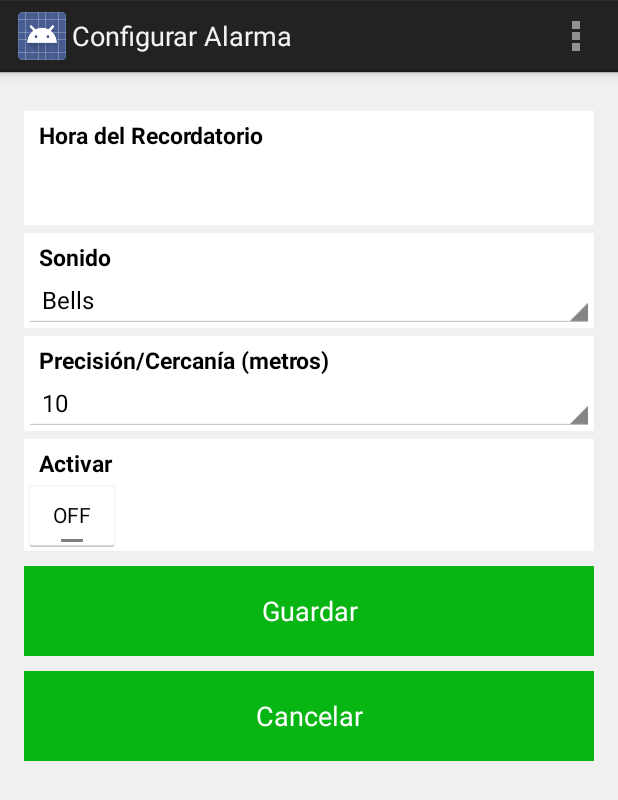
After one commit to richerrer/ProyectoInteraccion, an Android app: the ConfigurarAlarma screen opened directly, with no data from a screen before it, on a phone screen of 412 x 824 dp. The commit adds this screen. Shown: the top 800 px of the screen. Run offline under Robolectric (Android 15) with nearby library versions, the phone set to English and light mode, and no system bars.

Commit message:
Configurar Alarma: pantalla. Falta mapeo a base de datos.

```diff
--- a/MiCash/app/src/main/AndroidManifest.xml
+++ b/MiCash/app/src/main/AndroidManifest.xml
@@ -48,6 +48,10 @@
             android:name=".RegistrarLugar"
             android:label="@string/title_activity_registrar_lugar" >
         </activity>
+        <activity
+            android:name=".ConfigurarAlarma"
+            android:label="@string/title_activity_configurar_alarma" >
+        </activity>
     </application>
 
 </manifest>
--- /dev/null
+++ b/MiCash/app/src/main/java/com/miCash/espol/activity/ConfigurarAlarma.java
@@ -0,0 +1,278 @@
+package com.miCash.espol.activity;
+
+import android.app.Activity;
+import android.app.AlertDialog;
+import android.app.Dialog;
+import android.app.TimePickerDialog;
+import android.content.Context;
+import android.content.DialogInterface;
+import android.content.Intent;
+import android.media.MediaPlayer;
+import android.os.Bundle;
+import android.view.Menu;
+import android.view.MenuItem;
+import android.view.View;
+import android.widget.AdapterView;
+import android.widget.ArrayAdapter;
+import android.widget.Button;
+import android.widget.LinearLayout;
+import android.widget.Spinner;
+import android.widget.TextClock;
+import android.widget.TextView;
+import android.widget.TimePicker;
+import android.widget.ToggleButton;
+import java.io.IOException;
+
+import com.miCash.espol.activity.R;
+
+public class ConfigurarAlarma extends Activity{
+
+    Button guardar,cancelar;
+    TextView timeShown;
+    Spinner sonidos, precisiones;
+    ToggleButton activacion;
+    LinearLayout layout0,layout2,layout3,layout4;
+
+    String sonidoSeleccionado, precisionSeleccionada;
+    int hora, min;
+    static final int TIME_DIALOG_ID = 999;
+
+    public MediaPlayer mpBells, mpXperia, mpTick;
+
+    @Override
+    protected void onCreate(Bundle savedInstanceState) {
+        super.onCreate(savedInstanceState);
+        setContentView(R.layout.activity_configurar_alarma);
+
+        mpBells = MediaPlayer.create(ConfigurarAlarma.this, R.raw.bells);
+        mpXperia = MediaPlayer.create(ConfigurarAlarma.this, R.raw.xperia_z_theme);
+        mpTick = MediaPlayer.create(ConfigurarAlarma.this, R.raw.tick_tock);
+
+        inicializarComponentes();
+        //stopSounds();
+
+    }
+
+    @Override
+    public void onUserInteraction(){
+        super.onUserInteraction();
+        sonidos.setOnItemSelectedListener(new AdapterView.OnItemSelectedListener() {
+            @Override
+            public void onItemSelected(AdapterView<?> arg0, View arg1, int arg2, long arg3) {
+                sonidoSeleccionado = arg0.getItemAtPosition(arg2).toString();
+
+                if (sonidoSeleccionado.equals("Bells")){mpBells.start();}
+                if (sonidoSeleccionado.equals("Different")){mpXperia.start();}
+                if (sonidoSeleccionado.equals("Tick Tock")){mpTick.start();}
+
+            }
+
+            @Override
+            public void onNothingSelected(AdapterView<?> arg0) {
+            }
+        });
+
+    }
+
+    public void stopSounds(){
+        if (mpBells.isPlaying() || mpXperia.isPlaying() || mpTick.isPlaying()) {
+            mpBells.stop();
+            try {
+                mpBells.prepare();
+            } catch (IOException e) {
+                e.printStackTrace();
+            }
+            mpXperia.stop();
+            try {
+                mpXperia.prepare();
+            } catch (IOException e) {
+                e.printStackTrace();
+            }
+            mpTick.stop();
+            try {
+                mpTick.prepare();
+            } catch (IOException e) {
+                e.printStackTrace();
+            }
+        }
+    }
+
+    @Override
+    public boolean onCreateOptionsMenu(Menu menu) {
+        // Inflate the menu; this adds items to the action bar if it is present.
+        getMenuInflater().inflate(R.menu.configurar_alarma, menu);
+        return true;
+    }
+
+    @Override
+    public boolean onOptionsItemSelected(MenuItem item) {
+        // Handle action bar item clicks here. The action bar will
+        // automatically handle clicks on the Home/Up button, so long
+        // as you specify a parent activity in AndroidManifest.xml.
+        int id = item.getItemId();
+        if (id == R.id.action_settings) {
+            return true;
+        }
+        return super.onOptionsItemSelected(item);
+    }
+
+
+
+    private void inicializarComponentes(){
+        guardar = (Button) findViewById (R.id.btn_guardarAlarma);
+        cancelar = (Button) findViewById (R.id.btn_cancelarAlarma);
+        timeShown = (TextView) findViewById(R.id.timeShown);
+        sonidos = (Spinner) findViewById(R.id.sonidos);
+        precisiones = (Spinner) findViewById(R.id.precisiones);
+        activacion = (ToggleButton) findViewById(R.id.btn_activacion);
+        layout0 = (LinearLayout) findViewById(R.id.layout0);
+        layout2 = (LinearLayout) findViewById(R.id.layout2);
+        layout3 = (LinearLayout) findViewById(R.id.layout3);
+        layout4 = (LinearLayout) findViewById(R.id.layout4);
+
+        ArrayAdapter<CharSequence> adapter = ArrayAdapter.createFromResource(this, R.array.sonidos, android.R.layout.simple_spinner_item);
+        adapter.setDropDownViewResource(android.R.layout.simple_spinner_dropdown_item);
+        sonidos.setAdapter(adapter);
+
+
+
+
+        ArrayAdapter<CharSequence> adapter1 = ArrayAdapter.createFromResource(this, R.array.precisiones, android.R.layout.simple_spinner_item);
+        adapter1.setDropDownViewResource(android.R.layout.simple_spinner_dropdown_item);
+        precisiones.setAdapter(adapter1);
+        precisiones.setOnItemSelectedListener(new AdapterView.OnItemSelectedListener() {
+            @Override
+            public void onItemSelected(AdapterView<?> arg0, View arg1, int arg2, long arg3) {
+                precisionSeleccionada = arg0.getItemAtPosition(arg2).toString();
+            }
+
+            @Override
+            public void onNothingSelected(AdapterView<?> arg0) {
+            }
+        });
+
+        guardar.setOnClickListener(new EventoAlarma(this, 0));
+        cancelar.setOnClickListener(new EventoAlarma(this, 1));
+        timeShown.setOnClickListener(new EventoAlarma(this, 2));
+        layout0.setOnClickListener(new EventoAlarma(this, 3));
+        layout2.setOnClickListener(new EventoAlarma(this, 4));
+        layout3.setOnClickListener(new EventoAlarma(this, 5));
+        layout4.setOnClickListener(new EventoAlarma(this, 6));
+    }
+
+    public boolean isAM(int h){
+        boolean flag;
+        if (h <  12){flag = true;}
+        else{flag = false;}
+        return flag;
+    }
+
+    public String printedTime(int h, int m){
+        String print, hora, min;
+        int h1;
+        if (m < 10){min = "0"+m;}
+        else{min = ""+m;}
+
+        if (h > 11){h1 = (h-12);}
+        else {h1 = h;}
+        if (h1 == 0 && !isAM(h)){h1 = 12;}
+
+        if (h1 < 10){hora = "0"+h1;}
+        else{hora = ""+h1;}
+
+        if(isAM(h)){
+            print = hora+" : "+min+" AM";
+        }
+        else {
+            print = hora+" : "+min+" PM";
+        }
+        return print;
+    }
+
+    @Override
+    protected Dialog onCreateDialog(int id) {
+        switch (id) {
+            case TIME_DIALOG_ID:
+                // set time picker as current time
+                return new TimePickerDialog(ConfigurarAlarma.this, timePickerListener, hora, min,false);
+        }
+        return null;
+    }
+
+    private TimePickerDialog.OnTimeSetListener timePickerListener =
+            new TimePickerDialog.OnTimeSetListener() {
+                public void onTimeSet(TimePicker view, int selectedHour, int selectedMinute) {
+                    hora = selectedHour;
+                    min = selectedMinute;
+
+                    // set current time into textview
+                    timeShown.setText(printedTime(hora, min));
+                }
+            };
+
+    private class EventoAlarma implements View.OnClickListener {
+
+        private Context contexto;
+        private int opcion;
+
+        public EventoAlarma(Context contexto, int opcion) {
+            super();
+            this.contexto = contexto;
+            this.opcion = opcion;
+        }
+
+        @Override
+        public void onClick(View v) {
+            // TODO Auto-generated method stub
+            switch (this.opcion){
+                case 0:{
+                    //new GetConnection(contexto).execute(username.getText().toString(),password.getText().toString());
+                    stopSounds();
+                    break;
+                }
+                case 1:{
+                    //Intent registrarse = new Intent(this.contexto, Registrarse.class);
+                    //this.contexto.startActivity(registrarse);
+                    stopSounds();
+                    break;
+                }
+                case 2:{
+                    stopSounds();
+                    showDialog(TIME_DIALOG_ID);
+                    break;
+                }
+                case 3:{
+                    stopSounds();
+                    break;
+                }
+                case 4:{
+                    sonidos.setOnItemSelectedListener(new AdapterView.OnItemSelectedListener() {
+                        @Override
+                        public void onItemSelected(AdapterView<?> arg0, View arg1, int arg2, long arg3) {
+                            sonidoSeleccionado = arg0.getItemAtPosition(arg2).toString();
+
+                            if (sonidoSeleccionado.equals("Bells")){mpBells.start();}
+                            if (sonidoSeleccionado.equals("Different")){mpXperia.start();}
+                            if (sonidoSeleccionado.equals("Tick Tock")){mpTick.start();}
+
+                        }
+
+                        @Override
+                        public void onNothingSelected(AdapterView<?> arg0) {
+                        }
+                    });
+                    break;
+                }
+                case 5:{
+                    stopSounds();
+                    break;
+                }
+                case 6:{
+                    stopSounds();
+                    break;
+                }
+            }
+        }
+
+    }
+}
--- /dev/null
+++ b/MiCash/app/src/main/res/layout/activity_configurar_alarma.xml
@@ -0,0 +1,166 @@
+<android.support.v4.widget.DrawerLayout
+    xmlns:android="http://schemas.android.com/apk/res/android"
+    android:id="@+id/drawer_layout_alarma"
+    android:layout_width="match_parent"
+    android:layout_height="match_parent">
+
+    <LinearLayout xmlns:android="http://schemas.android.com/apk/res/android"
+        xmlns:tools="http://schemas.android.com/tools"
+        android:layout_width="match_parent"
+        android:layout_height="match_parent"
+        android:orientation="vertical"
+        android:paddingLeft="@dimen/activity_horizontal_margin"
+        android:paddingRight="@dimen/activity_horizontal_margin"
+        android:paddingTop="@dimen/activity_vertical_margin"
+        android:paddingBottom="@dimen/activity_vertical_margin"
+        tools:context="com.miCash.espol.activity.ConfigurarAlarma"
+        android:background="#fff0f0f0"
+        android:id="@+id/layout0">
+
+        <LinearLayout
+            android:orientation="vertical"
+            android:layout_width="fill_parent"
+            android:layout_height="wrap_content"
+            android:layout_marginTop="10dp"
+            android:background="#ffffffff"
+            android:id="@+id/layout1">
+
+            <TextView
+                android:layout_width="match_parent"
+                android:layout_height="wrap_content"
+                android:textAppearance="?android:attr/textAppearanceMedium"
+                android:text="Hora del Recordatorio"
+                android:id="@+id/textView"
+                android:textAlignment="center"
+                android:textStyle="bold"
+                android:textSize="15dp"
+                android:paddingLeft="10dp"
+                android:paddingTop="5dp" />
+
+            <TextView
+                android:layout_width="match_parent"
+                android:layout_height="wrap_content"
+                android:textAppearance="?android:attr/textAppearanceLarge"
+                android:id="@+id/timeShown"
+                android:layout_margin="10dp" />
+
+        </LinearLayout>
+
+        <LinearLayout
+            android:orientation="vertical"
+            android:layout_width="fill_parent"
+            android:layout_height="wrap_content"
+            android:background="#ffffffff"
+            android:layout_marginTop="5dp"
+            android:id="@+id/layout2">
+
+            <TextView
+                android:layout_width="match_parent"
+                android:layout_height="wrap_content"
+                android:textAppearance="?android:attr/textAppearanceMedium"
+                android:text="Sonido"
+                android:id="@+id/textView3"
+                android:textAlignment="center"
+                android:textStyle="bold"
+                android:textSize="15dp"
+                android:paddingLeft="10dp"
+                android:paddingTop="5dp" />
+
+            <Spinner
+                android:layout_width="match_parent"
+                android:layout_height="wrap_content"
+                android:id="@+id/sonidos"
+                android:layout_alignParentStart="true"
+                android:layout_below="@+id/textView3"
+                android:layout_alignRight="@+id/radioButton2"
+                android:spinnerMode="dialog" />
+
+        </LinearLayout>
+
+        <LinearLayout
+            android:orientation="vertical"
+            android:layout_width="fill_parent"
+            android:layout_height="wrap_content"
+            android:background="#ffffffff"
+            android:layout_marginTop="5dp"
+            android:id="@+id/layout3">
+
+            <TextView
+                android:layout_width="match_parent"
+                android:layout_height="wrap_content"
+                android:textAppearance="?android:attr/textAppearanceMedium"
+                android:text="Precisión/Cercanía (metros)"
+                android:id="@+id/textView2"
+                android:textStyle="bold"
+                android:textSize="15dp"
+                android:paddingLeft="10dp"
+                android:paddingTop="5dp"
+                android:singleLine="false" />
+
+            <Spinner
+                android:layout_width="match_parent"
+                android:layout_height="wrap_content"
+                android:id="@+id/precisiones"
+                android:layout_alignParentEnd="true"
+                android:layout_below="@+id/textView4"
+                android:layout_alignRight="@+id/radioButton2"
+                android:spinnerMode="dialog" />
+        </LinearLayout>
+
+        <LinearLayout
+            android:orientation="vertical"
+            android:layout_width="fill_parent"
+            android:layout_height="wrap_content"
+            android:background="#ffffffff"
+            android:layout_marginTop="5dp"
+            android:id="@+id/layout4">
+
+            <TextView
+                android:layout_width="match_parent"
+                android:layout_height="wrap_content"
+                android:textAppearance="?android:attr/textAppearanceMedium"
+                android:text="Activar"
+                android:id="@+id/textView5"
+                android:textStyle="bold"
+                android:textSize="15dp"
+                android:paddingLeft="10dp"
+                android:paddingTop="5dp" />
+
+            <ToggleButton
+                android:layout_width="wrap_content"
+                android:layout_height="wrap_content"
+                android:text="New ToggleButton"
+                android:id="@+id/btn_activacion" />
+
+        </LinearLayout>
+
+        <LinearLayout
+            android:orientation="vertical"
+            android:layout_width="fill_parent"
+            android:layout_height="wrap_content"
+            android:id="@+id/layout5">
+
+            <Button
+                android:layout_width="match_parent"
+                android:layout_height="60dp"
+                android:text="Guardar"
+                android:id="@+id/btn_guardarAlarma"
+                android:layout_marginTop="10dp"
+                android:background="@drawable/botonpulsado"
+                android:clickable="true"
+                android:textColor="#ffffffff" />
+
+            <Button
+                android:layout_width="match_parent"
+                android:layout_height="60dp"
+                android:text="Cancelar"
+                android:id="@+id/btn_cancelarAlarma"
+                android:layout_marginTop="10dp"
+                android:background="@drawable/botonpulsado"
+                android:clickable="true"
+                android:textColor="#ffffffff" />
+        </LinearLayout>
+
+    </LinearLayout>
+
+</android.support.v4.widget.DrawerLayout>
--- /dev/null
+++ b/MiCash/app/src/main/res/menu/configurar_alarma.xml
@@ -0,0 +1,8 @@
+<menu xmlns:android="http://schemas.android.com/apk/res/android"
+    xmlns:tools="http://schemas.android.com/tools"
+    tools:context="com.miCash.espol.activity.ConfigurarAlarma" >
+    <item android:id="@+id/action_settings"
+        android:title="@string/action_settings"
+        android:orderInCategory="100"
+        android:showAsAction="never" />
+</menu>
--- /dev/null
+++ b/MiCash/app/src/main/res/values/precisiones.xml
@@ -0,0 +1,8 @@
+<?xml version="1.0" encoding="utf-8"?>
+<resources>
+    <string-array name="precisiones">
+        <item>10</item>
+        <item>50</item>
+        <item>100</item>
+    </string-array>
+</resources>
--- /dev/null
+++ b/MiCash/app/src/main/res/values/sonidos.xml
@@ -0,0 +1,8 @@
+<?xml version="1.0" encoding="utf-8"?>
+<resources>
+    <string-array name="sonidos">
+        <item>Bells</item>
+        <item>Different</item>
+        <item>Tick Tock</item>
+    </string-array>
+</resources>
--- a/MiCash/app/src/main/res/values/strings.xml
+++ b/MiCash/app/src/main/res/values/strings.xml
@@ -29,5 +29,6 @@
     <string name="title_activity_menu_principal">MenuPrincipal</string>
     <string name="title_activity_ingreso_gasto">IngresoGasto</string>
     <string name="title_activity_registrar_lugar">RegistrarLugar</string>
+    <string name="title_activity_configurar_alarma">Configurar Alarma</string>
 
 </resources>
```
Also changed, not shown: 3 other files.
